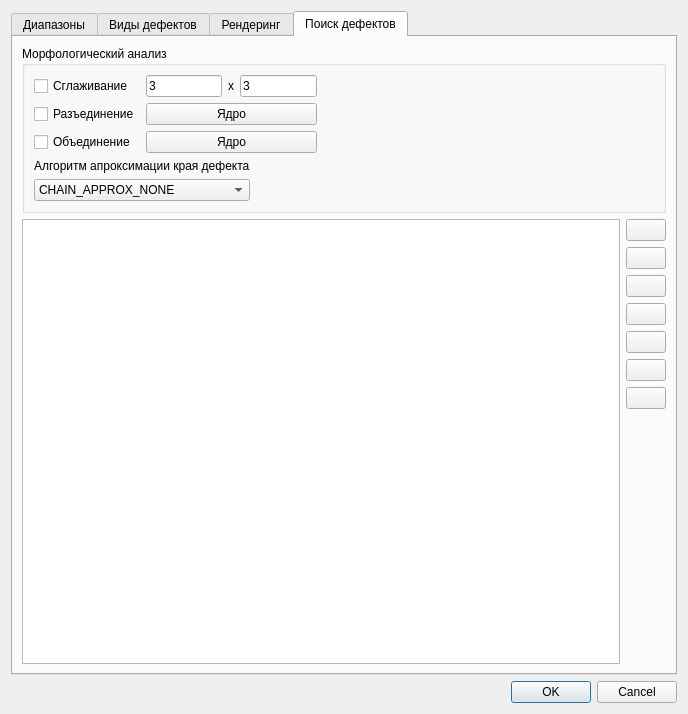
Before: the Qt Designer form src/Gui/ProcessingParametersDialog.ui in Ddv-progia/compositescannerarm, drawn with Qt 5.
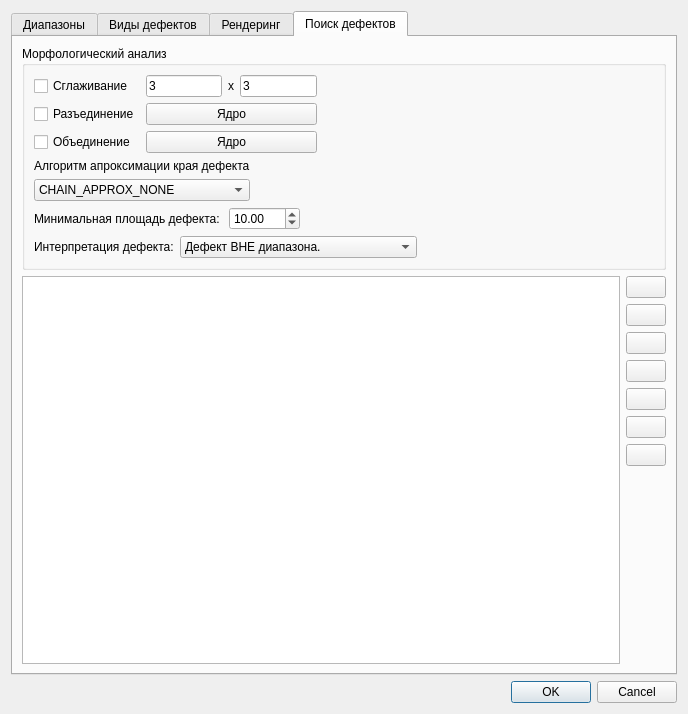
After: the same form once the commit is applied. The open tabs and pages were chosen to show the change. Icons and pictures are not drawn.

Patch:
```diff
--- a/src/Gui/ProcessingParametersDialog.ui
+++ b/src/Gui/ProcessingParametersDialog.ui
@@ -857,6 +857,96 @@
             </item>
            </layout>
           </item>
+          <item>
+           <layout class="QHBoxLayout" name="horizontalLayout_5">
+            <item>
+             <widget class="QLabel" name="minAreaOfDefectLabel">
+              <property name="text">
+               <string>Минимальная площадь дефекта: </string>
+              </property>
+             </widget>
+            </item>
+            <item>
+             <widget class="QDoubleSpinBox" name="minAreaOfDefectDblSpinBox">
+              <property name="minimumSize">
+               <size>
+                <width>70</width>
+                <height>0</height>
+               </size>
+              </property>
+              <property name="minimum">
+               <double>0.000000000000000</double>
+              </property>
+              <property name="maximum">
+               <double>9999.989999999999782</double>
+              </property>
+              <property name="singleStep">
+               <double>1.000000000000000</double>
+              </property>
+              <property name="value">
+               <double>10.000000000000000</double>
+              </property>
+             </widget>
+            </item>
+            <item>
+             <spacer name="horizontalSpacer_5">
+              <property name="orientation">
+               <enum>Qt::Horizontal</enum>
+              </property>
+              <property name="sizeHint" stdset="0">
+               <size>
+                <width>40</width>
+                <height>20</height>
+               </size>
+              </property>
+             </spacer>
+            </item>
+           </layout>
+          </item>
+          <item>
+           <layout class="QHBoxLayout" name="horizontalLayout_6">
+            <item>
+             <widget class="QLabel" name="label_17">
+              <property name="text">
+               <string>Интерпретация дефекта:</string>
+              </property>
+             </widget>
+            </item>
+            <item>
+             <widget class="QComboBox" name="defectInterpretationComboBox">
+              <property name="sizePolicy">
+               <sizepolicy hsizetype="Expanding" vsizetype="Fixed">
+                <horstretch>0</horstretch>
+                <verstretch>0</verstretch>
+               </sizepolicy>
+              </property>
+              <item>
+               <property name="text">
+                <string>Дефект ВНЕ диапазона.</string>
+               </property>
+              </item>
+              <item>
+               <property name="text">
+                <string>Дефект внутри диапазона.</string>
+               </property>
+              </item>
+             </widget>
+            </item>
+            <item>
+             <spacer name="horizontalSpacer_6">
+              <property name="orientation">
+               <enum>Qt::Horizontal</enum>
+              </property>
+              <property name="sizeHint" stdset="0">
+               <size>
+                <width>40</width>
+                <height>20</height>
+               </size>
+              </property>
+             </spacer>
+            </item>
+           </layout>
+          </item>
          </layout>
         </widget>
        </item>
```
Left out of the diff: 2 changed lines with no effect on the pictures.
